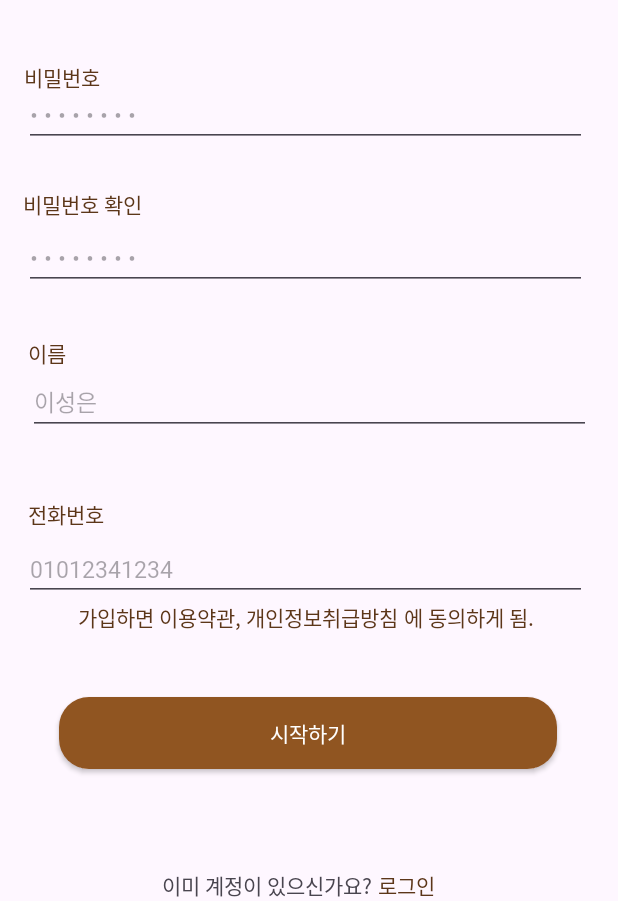
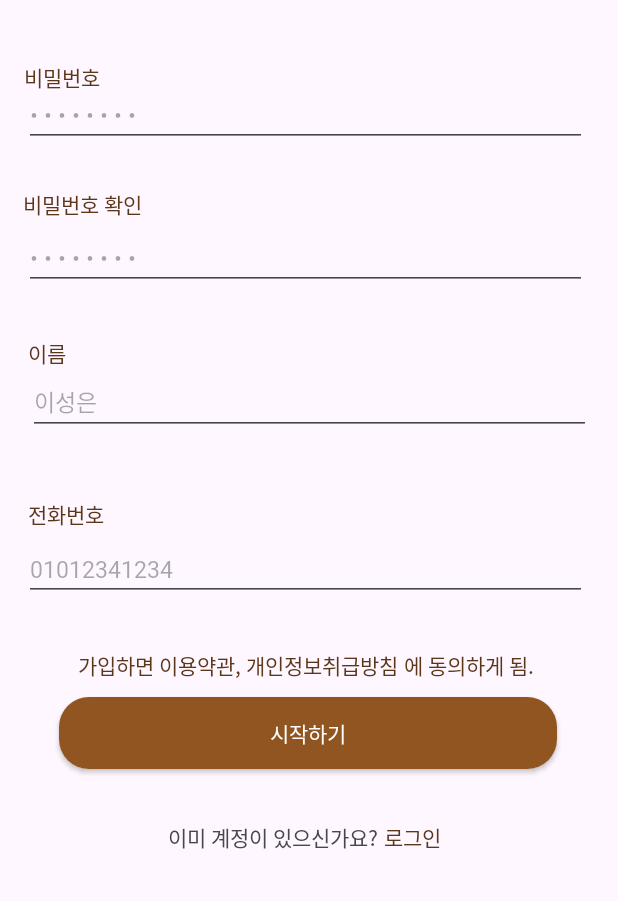
Before and after one commit to DGSWBigBang/bucktime-android, an Android app: the JoinActivity screen opened directly, with no data from a screen before it, on a phone screen of 412 x 824 dp, the part 335-1236 px from its top. Run offline under Robolectric (Android 15) with nearby library versions, the phone set to English and light mode, and no system bars.

Commit message:
join/login real complete

```diff
--- a/app/src/main/java/org/qpeterp/timebucks/JoinActivity.kt
+++ b/app/src/main/java/org/qpeterp/timebucks/JoinActivity.kt
@@ -13,6 +13,12 @@ class JoinActivity : AppCompatActivity() {
     override fun onCreate(savedInstanceState: Bundle?) {
         super.onCreate(savedInstanceState)
         setContentView(binding.root)
+
+        binding.orSignup.setOnClickListener {
+            val joinToSignupIntent = Intent(this, SignupActivity::class.java)
+            startActivity(joinToSignupIntent)
+            finish()
+        }
 
         binding.idJoinButton.setOnClickListener {
             val phoneNumber = binding.textInputEditText5.text.toString()
--- a/app/src/main/res/layout/activity_join.xml
+++ b/app/src/main/res/layout/activity_join.xml
@@ -175,6 +175,7 @@
         android:layout_width="wrap_content"
         android:layout_height="wrap_content"
         android:layout_marginStart="52dp"
+        android:layout_marginTop="32dp"
         android:fontFamily="@font/pretendard_semi_bold"
         android:text="가입하면 이용약관, 개인정보취급방침"
         android:textColor="@color/personalText"
@@ -188,6 +189,7 @@
         android:layout_width="wrap_content"
         android:layout_height="wrap_content"
         android:layout_marginStart="4dp"
+        android:layout_marginTop="32dp"
         android:fontFamily="@font/pretendard_medium"
         android:text="에 동의하게 됨."
         android:textColor="@color/personalText"
@@ -200,7 +202,8 @@
         android:id="@+id/textView8"
         android:layout_width="wrap_content"
         android:layout_height="wrap_content"
-        android:layout_marginStart="108dp"
+        android:layout_marginStart="112dp"
+        android:layout_marginBottom="32dp"
         android:fontFamily="@font/pretendard_semi_bold"
         android:text="이미 계정이 있으신가요?"
         app:layout_constraintBottom_toBottomOf="parent"
@@ -213,6 +216,7 @@
         android:layout_width="wrap_content"
         android:layout_height="wrap_content"
         android:layout_marginStart="4dp"
+        android:layout_marginBottom="32dp"
         android:fontFamily="@font/pretendard_bold"
         android:text="로그인"
         android:textColor="@color/personalText"
--- a/app/src/main/res/layout/activity_signup.xml
+++ b/app/src/main/res/layout/activity_signup.xml
@@ -29,7 +29,9 @@
         app:layout_constraintBottom_toBottomOf="parent"
         app:layout_constraintEnd_toEndOf="parent"
         app:layout_constraintHorizontal_bias="0.444"
-        app:layout_constraintStart_toStartOf="parent" />
+        app:layout_constraintStart_toStartOf="parent"
+        app:layout_constraintTop_toBottomOf="@+id/textView9"
+        app:layout_constraintVertical_bias="0.34" />
 
     <TextView
         android:id="@+id/textView4"
```
Also changed, not shown: app/src/main/java/org/qpeterp/timebucks/SignupActivity.kt (+7 -1 lines).
